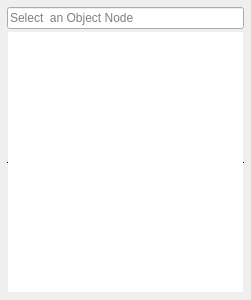
Qt form Widgets/graphnodesselectiondialog.ui (yasseerr/Visual-Blueprint) before a commit.
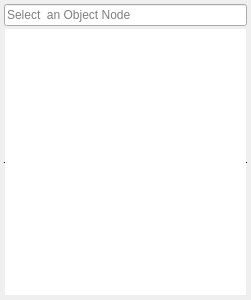
The same form after that commit.

The edit to the form file:
```diff
--- a/Widgets/graphnodesselectiondialog.ui
+++ b/Widgets/graphnodesselectiondialog.ui
@@ -27,16 +27,16 @@
     <number>2</number>
    </property>
    <property name="leftMargin">
-    <number>7</number>
+    <number>4</number>
    </property>
    <property name="topMargin">
-    <number>7</number>
+    <number>4</number>
    </property>
    <property name="rightMargin">
-    <number>7</number>
+    <number>4</number>
    </property>
    <property name="bottomMargin">
-    <number>7</number>
+    <number>4</number>
    </property>
    <item>
     <widget class="QLineEdit" name="lineEdit">
```
